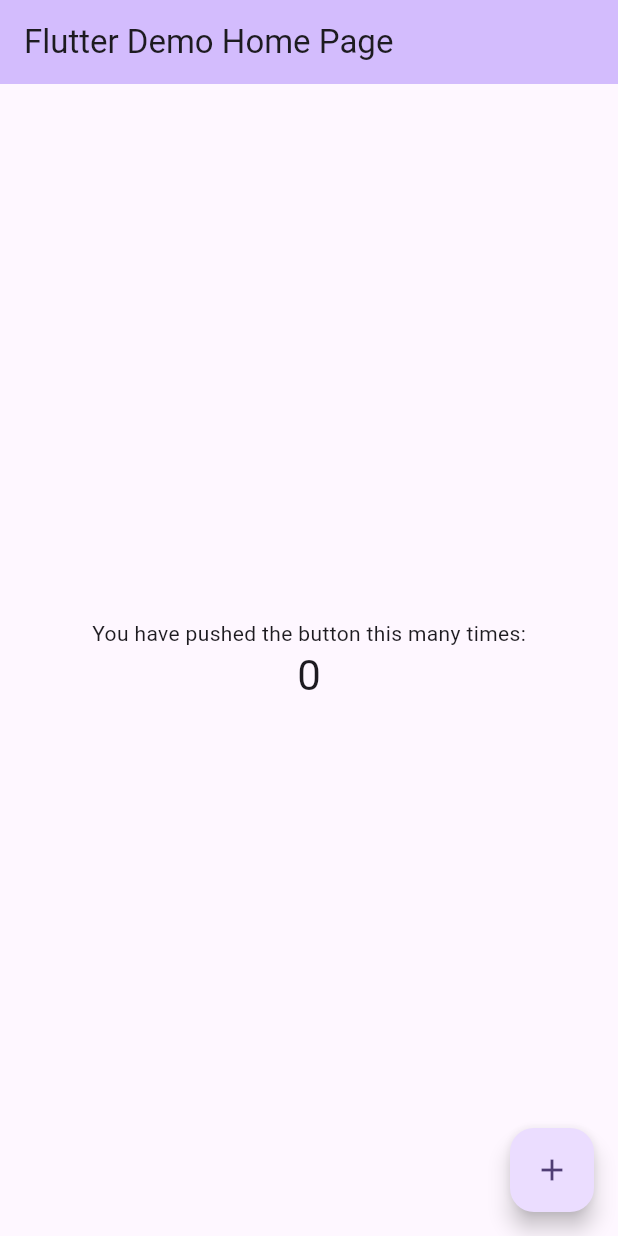
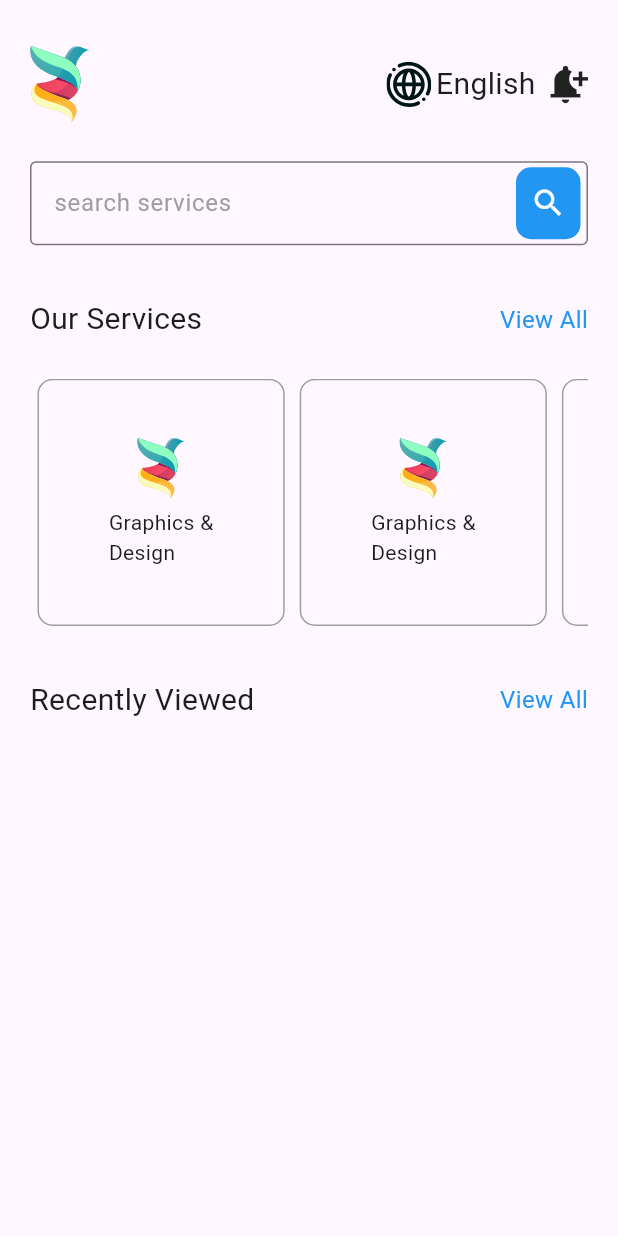
Before and after one commit to Yousef-Omran909/project-test, a Flutter app: the screen it shows after launch, on a phone screen of 412 x 824 dp. Run offline on Flutter 3.47's test engine with Material 3 defaults, Android fonts, the phone set to English and light mode, and no system bars; our stand-ins replace flutter_svg.

Commit message:
appbar and our servvices

```diff
--- a/lib/main.dart
+++ b/lib/main.dart
@@ -1,4 +1,5 @@
 import 'package:flutter/material.dart';
+import 'package:train/view/home_screen.dart';
 
 void main() {
   runApp(const MyApp());
@@ -14,86 +15,7 @@ class MyApp extends StatelessWidget {
         colorScheme: ColorScheme.fromSeed(seedColor: Colors.deepPurple),
         useMaterial3: true,
       ),
-      home: const MyHomePage(title: 'Flutter Demo Home Page'),
+      home: HomeScreen(),
     );
   }
 }
-
-class MyHomePage extends StatefulWidget {
-  const MyHomePage({super.key, required this.title});
-
-  final String title;
-
-  @override
-  State<MyHomePage> createState() => _MyHomePageState();
-}
-
-class _MyHomePageState extends State<MyHomePage> {
-  int _counter = 0;
-
-  void _incrementCounter() {
-    setState(() {
-      // This call to setState tells the Flutter framework that something has
-      // changed in this State, which causes it to rerun the build method below
-      // so that the display can reflect the updated values. If we changed
-      // _counter without calling setState(), then the build method would not be
-      // called again, and so nothing would appear to happen.
-      _counter++;
-    });
-  }
-
-  @override
-  Widget build(BuildContext context) {
-    // This method is rerun every time setState is called, for instance as done
-    // by the _incrementCounter method above.
-    //
-    // The Flutter framework has been optimized to make rerunning build methods
-    // fast, so that you can just rebuild anything that needs updating rather
-    // than having to individually change instances of widgets.
-    return Scaffold(
-      appBar: AppBar(
-        // TRY THIS: Try changing the color here to a specific color (to
-        // Colors.amber, perhaps?) and trigger a hot reload to see the AppBar
-        // change color while the other colors stay the same.
-        backgroundColor: Theme.of(context).colorScheme.inversePrimary,
-        // Here we take the value from the MyHomePage object that was created by
-        // the App.build method, and use it to set our appbar title.
-        title: Text(widget.title),
-      ),
-      body: Center(
-        // Center is a layout widget. It takes a single child and positions it
-        // in the middle of the parent.
-        child: Column(
-          // Column is also a layout widget. It takes a list of children and
-          // arranges them vertically. By default, it sizes itself to fit its
-          // children horizontally, and tries to be as tall as its parent.
-          //
-          // Column has various properties to control how it sizes itself and
-          // how it positions its children. Here we use mainAxisAlignment to
-          // center the children vertically; the main axis here is the vertical
-          // axis because Columns are vertical (the cross axis would be
-          // horizontal).
-          //
-          // TRY THIS: Invoke "debug painting" (choose the "Toggle Debug Paint"
-          // action in the IDE, or press "p" in the console), to see the
-          // wireframe for each widget.
-          mainAxisAlignment: MainAxisAlignment.center,
-          children: <Widget>[
-            const Text(
-              'You have pushed the button this many times:',
-            ),
-            Text(
-              '$_counter',
-              style: Theme.of(context).textTheme.headlineMedium,
-            ),
-          ],
-        ),
-      ),
-      floatingActionButton: FloatingActionButton(
-        onPressed: _incrementCounter,
-        tooltip: 'Increment',
-        child: const Icon(Icons.add),
-      ), // This trailing comma makes auto-formatting nicer for build methods.
-    );
-  }
-}
--- /dev/null
+++ b/lib/view/home_screen.dart
@@ -0,0 +1,38 @@
+import 'package:flutter/material.dart';
+import 'package:flutter_svg/svg.dart';
+import 'package:train/view/widgets/custom_appbar.dart';
+import 'package:train/view/widgets/custom_row.dart';
+import 'package:train/view/widgets/our_services_widget.dart';
+import 'package:train/view/widgets/text_form.dart';
+
+
+class HomeScreen extends StatelessWidget {
+  const HomeScreen({super.key});
+
+  @override
+  Widget build(BuildContext context) {
+    return SafeArea(
+      child: Scaffold(
+        body: Padding(
+          padding: const EdgeInsets.symmetric(horizontal: 20,vertical: 30),
+          child: SingleChildScrollView(
+            child: Column(
+              children: [
+                CustomAppBar(),
+                SizedBox(height: 25,),
+                CustomTextForm(),
+                SizedBox(height: 35,),
+                CustomRow(text1: "Our Services", text2: "View All"),
+                SizedBox(height: 25,),
+                OurServices(),
+                SizedBox(height: 35,),
+                CustomRow(text1: "Recently Viewed", text2: "View All"),
+
+              ],
+            ),
+          ),
+        ),
+      ),
+    );
+  }
+}
--- /dev/null
+++ b/lib/view/widgets/custom_appbar.dart
@@ -0,0 +1,34 @@
+import 'package:flutter/material.dart';
+import 'package:flutter_svg/svg.dart';
+
+class CustomAppBar extends StatelessWidget {
+  const CustomAppBar({super.key});
+
+  @override
+  Widget build(BuildContext context) {
+    return Row(
+      mainAxisAlignment: MainAxisAlignment.spaceBetween,
+      children: [
+        // Image.asset("assets/images/Group.png",width: 50,),
+        SvgPicture.asset(
+          'assets/images/Group.svg',
+          semanticsLabel: 'My SVG Image',
+          width: 40,
+        ),
+        Row(
+          children: [
+            SvgPicture.asset(
+              'assets/images/lang.svg',
+              semanticsLabel: 'lang',
+              width: 30,
+            ),
+            SizedBox(width: 3,),
+            Text("English",style: TextStyle(fontSize: 20),),
+            SizedBox(width: 5,),
+            Icon(Icons.notification_add,size: 30)
+          ],
+        ),
+      ],
+    );
+  }
+}
--- /dev/null
+++ b/lib/view/widgets/custom_row.dart
@@ -0,0 +1,17 @@
+import 'package:flutter/material.dart';
+
+class CustomRow extends StatelessWidget {
+  CustomRow({super.key, required this.text1,required this.text2});
+  final String text1;
+  final String text2;
+  @override
+  Widget build(BuildContext context) {
+    return Row(
+      mainAxisAlignment: MainAxisAlignment.spaceBetween,
+      children: [
+        Text("$text1",style: TextStyle(fontSize: 20),),
+        Text("$text2",style: TextStyle(fontSize: 16,color: Colors.blue),)
+      ],
+    );
+  }
+}
--- /dev/null
+++ b/lib/view/widgets/our_services_card.dart
@@ -0,0 +1,29 @@
+import 'package:flutter/material.dart';
+import 'package:flutter_svg/svg.dart';
+
+class OurServicesCard extends StatelessWidget {
+  const OurServicesCard({super.key});
+
+  @override
+  Widget build(BuildContext context) {
+    return Container(
+      width: MediaQuery.of(context).size.width*0.4,
+      decoration: BoxDecoration(
+        border: Border.all(color: Colors.grey),
+        borderRadius: BorderRadius.circular(10),
+      ),
+      child: Column(
+        mainAxisAlignment: MainAxisAlignment.center,
+        children: [
+          SvgPicture.asset(
+            'assets/images/Group.svg',
+            semanticsLabel: 'lang',
+            // width: 30,
+          ),
+          SizedBox(height: 5,),
+          Text("Graphics &\nDesign")
+        ],
+      ),
+    );
+  }
+}
--- /dev/null
+++ b/lib/view/widgets/our_services_widget.dart
@@ -0,0 +1,25 @@
+import 'package:flutter/material.dart';
+import 'package:flutter_svg/svg.dart';
+
+import 'our_services_card.dart';
+
+class OurServices extends StatelessWidget {
+  const OurServices({super.key});
+
+  @override
+  Widget build(BuildContext context) {
+    return Container(
+      height: MediaQuery.of(context).size.width*0.4,
+      child: ListView.builder(
+          itemCount: 3,
+          scrollDirection: Axis.horizontal,
+          itemBuilder:(context,index){
+            return Padding(
+              padding: const EdgeInsets.symmetric(horizontal: 5),
+              child: OurServicesCard(),
+            );
+
+      }),
+    );
+  }
+}
--- /dev/null
+++ b/lib/view/widgets/text_form.dart
@@ -0,0 +1,24 @@
+import 'package:flutter/material.dart';
+
+class CustomTextForm extends StatelessWidget {
+  const CustomTextForm({super.key});
+
+  @override
+  Widget build(BuildContext context) {
+    return TextFormField(
+        decoration: InputDecoration(
+          hintText: "search services",
+          hintStyle: TextStyle(color: Colors.grey),
+          suffixIcon: Container(
+            margin: EdgeInsets.only(right: 5),
+            decoration: BoxDecoration(
+              borderRadius: BorderRadius.circular(10),
+              color: Colors.blue
+            ),
+            child: Icon(Icons.search,color: Colors.white,),
+          ),
+          border: OutlineInputBorder(
+          )
+        ));
+  }
+}
--- a/pubspec.yaml
+++ b/pubspec.yaml
@@ -35,6 +35,7 @@ dependencies:
   # The following adds the Cupertino Icons font to your application.
   # Use with the CupertinoIcons class for iOS style icons.
   cupertino_icons: ^1.0.2
+  flutter_svg: ^2.0.5
 
 dev_dependencies:
   flutter_test:
@@ -59,7 +60,8 @@ flutter:
   uses-material-design: true
 
   # To add assets to your application, add an assets section, like this:
-  # assets:
+  assets:
+    - assets/images/
   #   - images/a_dot_burr.jpeg
   #   - images/a_dot_ham.jpeg
 
```
Also changed, not shown: assets/images/1.png (added), assets/images/Group.svg (added), assets/images/Recent.png (added), assets/images/lang.svg (added), lib/view/widgets/recently_viewed_widget.dart (added), pubspec.lock.
